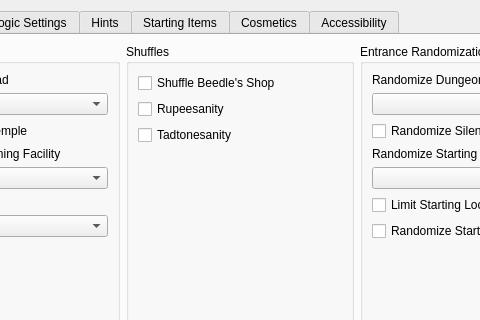
First picture: the form in gui/randogui.ui, repository ssrando/ssrando, before the edit; both pictures show x 361 to 841 and y 0 to 320 of the 1202 by 759 pixel window.
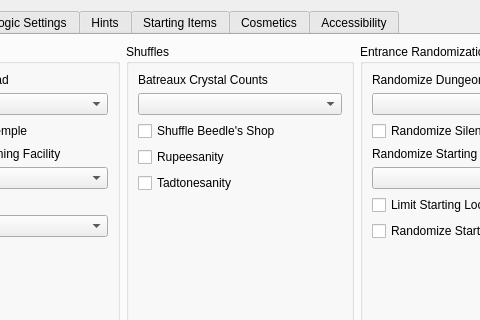
Second picture: the form after the edit. The open tabs and pages were chosen to show the change.

Commit message: Batreaux Crystal Counts Option

Diff of the .ui file:
```diff
--- a/gui/randogui.ui
+++ b/gui/randogui.ui
@@ -781,6 +781,20 @@
           <layout class="QVBoxLayout" name="verticalLayout_17">
            <item>
             <layout class="QVBoxLayout" name="vlay_shuffles">
+             <item>
+              <layout class="QVBoxLayout" name="vlay_batreaux_counts">
+               <item>
+                <widget class="QLabel" name="label_for_option_batreaux_counts">
+                 <property name="text">
+                  <string>Batreaux Crystal Counts</string>
+                 </property>
+                </widget>
+               </item>
+               <item>
+                <widget class="QComboBox" name="option_batreaux_counts"/>
+               </item>
+              </layout>
+             </item>
              <item>
               <widget class="QCheckBox" name="option_shopsanity">
                <property name="text">
```
Left out of the diff: 8 changed lines with no effect on the pictures. The commit also changes 16 other files.
